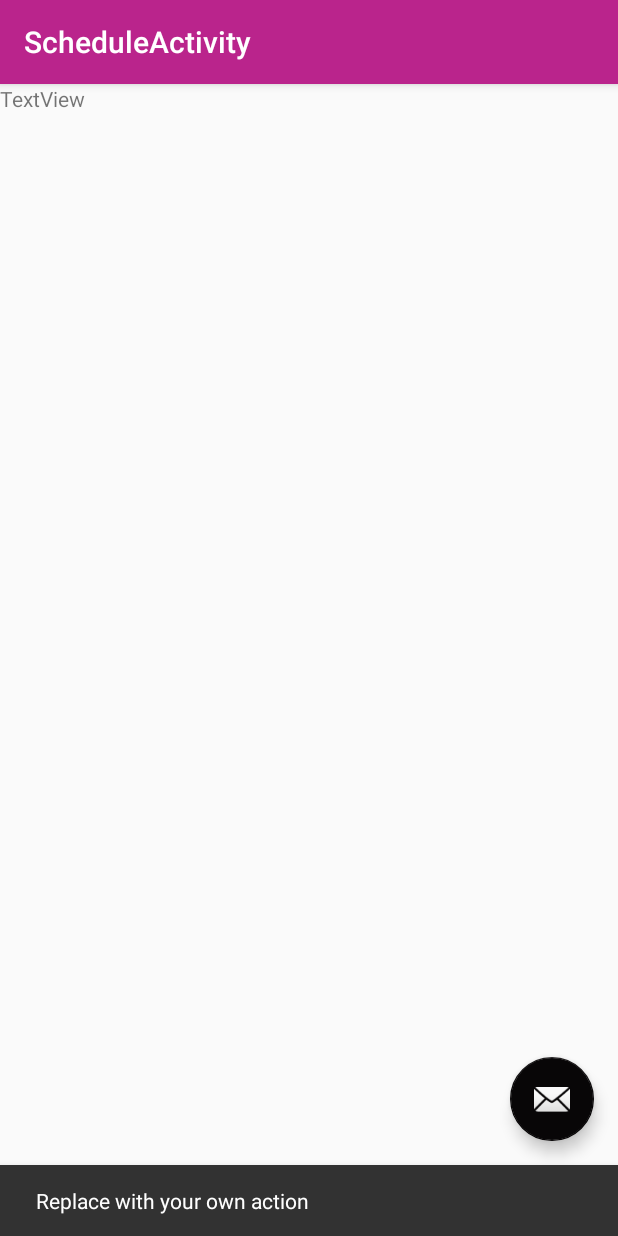
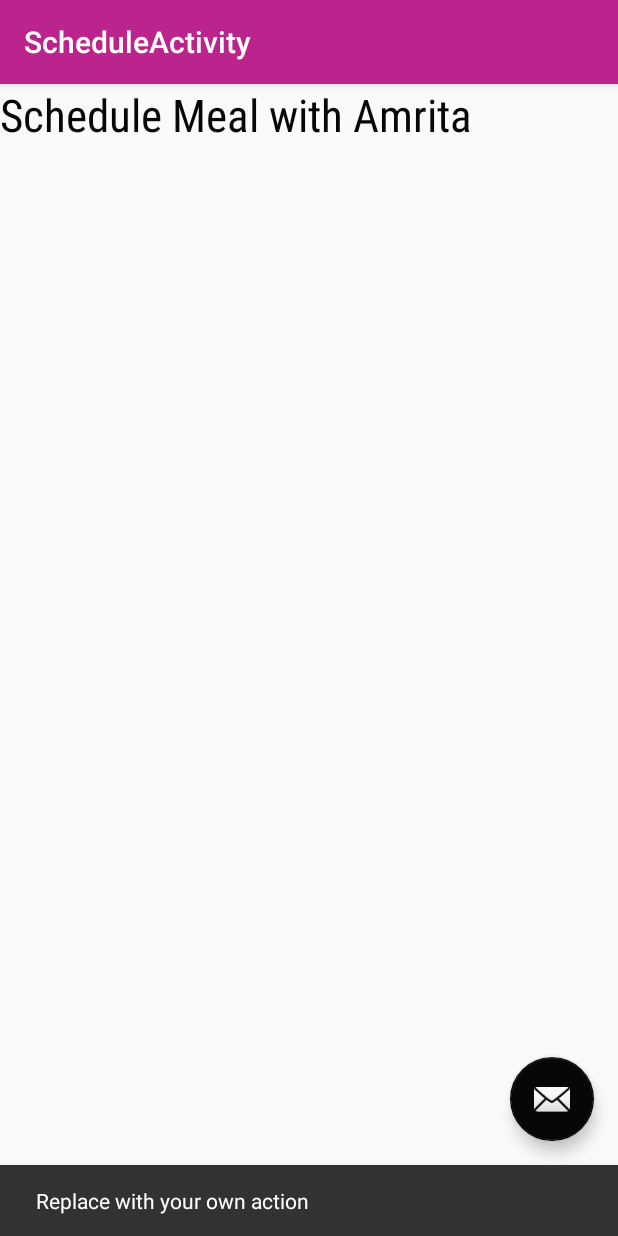
Before and after one commit to iamrita/homemade, an Android app: the ScheduleActivity screen opened directly, with no data from a screen before it, after a tap on an icon or button, on a phone screen of 412 x 824 dp. Run offline under Robolectric (Android 15) with nearby library versions, the phone set to English and light mode, and no system bars.

Commit message:
changing content

```diff
--- a/HomemadeScreens/app/src/main/res/layout/content_schedule.xml
+++ b/HomemadeScreens/app/src/main/res/layout/content_schedule.xml
@@ -12,6 +12,11 @@
         android:id="@+id/textView"
         android:layout_width="wrap_content"
         android:layout_height="wrap_content"
-        android:text="TextView"
-        android:textAlignment="center" />
+        android:fontFamily="sans-serif-condensed"
+        android:text="Schedule Meal with Amrita"
+        android:textAlignment="center"
+        android:textColor="@color/colorAccent"
+        android:textSize="30sp"
+        tools:layout_editor_absoluteX="34dp"
+        tools:layout_editor_absoluteY="16dp" />
 </android.support.constraint.ConstraintLayout>
```
